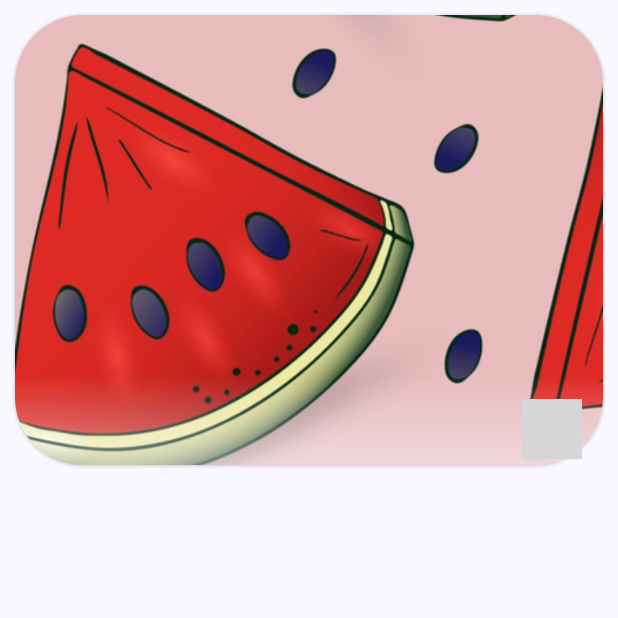
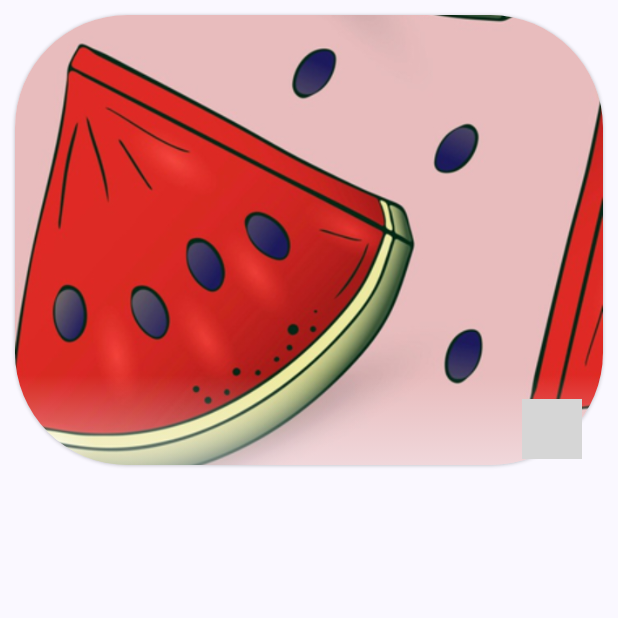
Before and after one commit to Noukta/Wallios, an Android app built with Jetpack Compose: the composable WallpaperThumbnail called with sample values from the repository, on a phone screen of 412 x 824 dp, the top half of it. Run offline under Robolectric (Android 15) with nearby library versions, the phone set to English and light mode, and no system bars; our stand-ins replace Room's generated code; 1 statement that could not run was skipped; grey boxes are pictures that could not be loaded.

Commit message:
update ui

```diff
--- a/app/src/main/java/com/noukta/wallpaper/ui/components/WallpaperThumbnail.kt
+++ b/app/src/main/java/com/noukta/wallpaper/ui/components/WallpaperThumbnail.kt
@@ -58,7 +58,7 @@ fun WallpaperThumbnail(
         modifier = Modifier
             .height(320.dp)
             .padding(10.dp),
-        shape = RoundedCornerShape(15)
+        shape = RoundedCornerShape(25)
     ) {
         Box(
             modifier = Modifier.fillMaxSize()
--- a/app/src/main/java/com/noukta/wallpaper/ui/components/WallpapersGrid.kt
+++ b/app/src/main/java/com/noukta/wallpaper/ui/components/WallpapersGrid.kt
@@ -61,9 +61,7 @@ fun WallpapersGrid(
                     onLikeClick(wallpaper, liked)
                 }
             ) {
-                onWallpaperPreview(
-                    index
-                )
+                onWallpaperPreview(index)
             }
         }
     }
```
